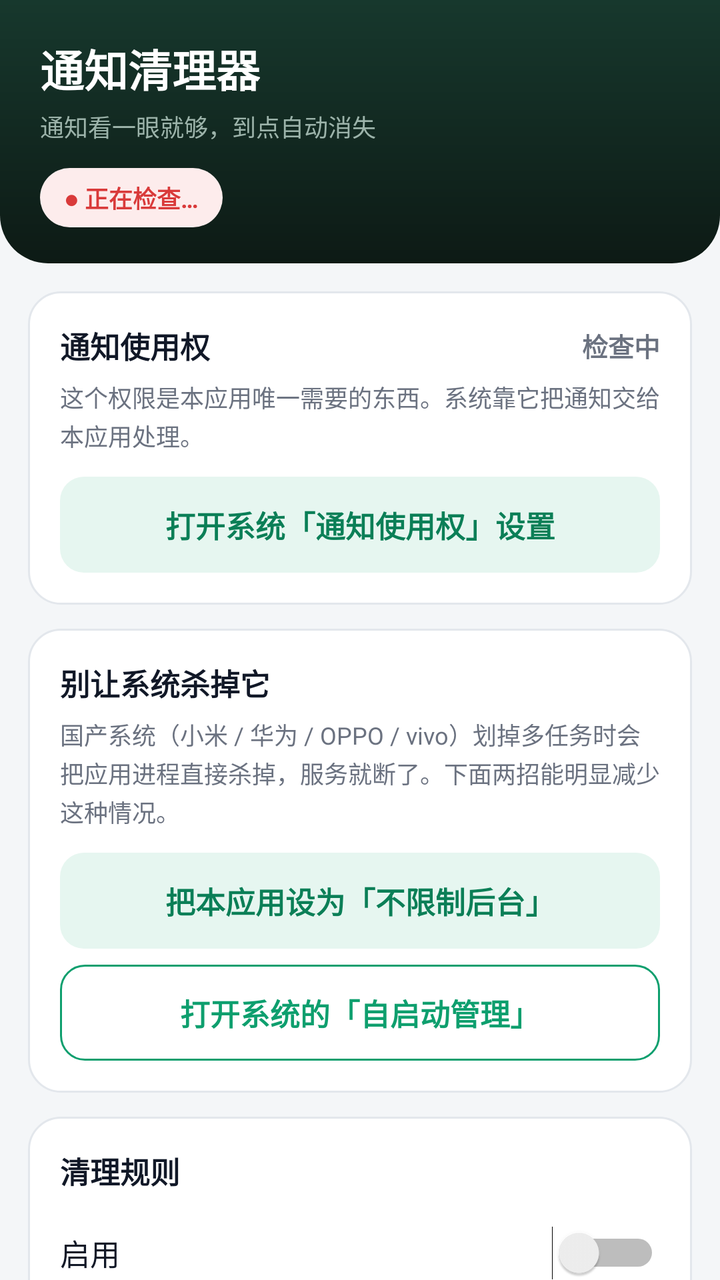
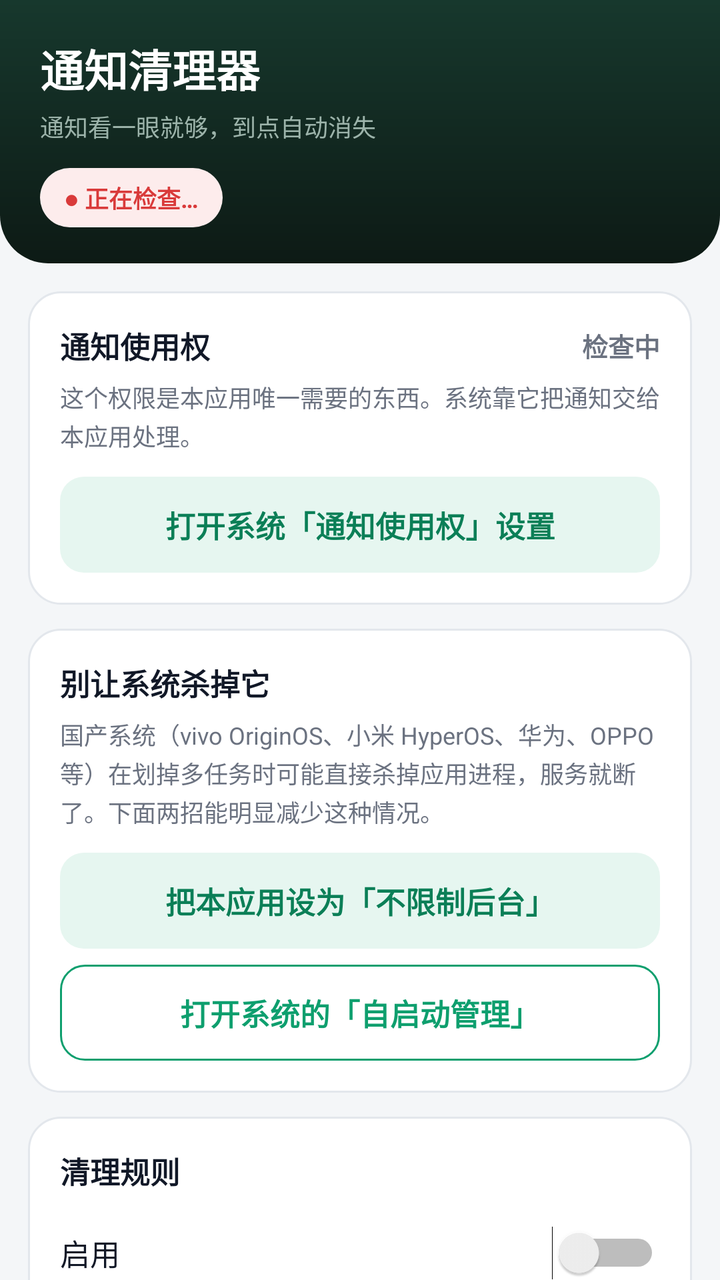

Screens rendered from an Android XML layout before and after an edit, with the pre-edit source and the edit as a unified diff.
<!-- AndroidManifest.xml: application theme AppTheme -->
<!-- res/layout/activity_settings.xml -->
<?xml version="1.0" encoding="utf-8"?>
<LinearLayout xmlns:android="http://schemas.android.com/apk/res/android"
    android:layout_width="match_parent"
    android:layout_height="match_parent"
    android:background="@color/bg"
    android:orientation="vertical">

    
    <LinearLayout
        android:layout_width="match_parent"
        android:layout_height="wrap_content"
        android:background="@drawable/bg_header"
        android:orientation="vertical"
        android:paddingStart="20dp"
        android:paddingTop="18dp"
        android:paddingEnd="20dp"
        android:paddingBottom="18dp">

        <TextView
            android:layout_width="wrap_content"
            android:layout_height="wrap_content"
            android:text="@string/app_name"
            android:textColor="@color/white"
            android:textSize="22sp"
            android:textStyle="bold" />

        <TextView
            android:layout_width="wrap_content"
            android:layout_height="wrap_content"
            android:layout_marginTop="4dp"
            android:text="@string/app_subtitle"
            android:textColor="@color/header_sub"
            android:textSize="12sp" />

        <TextView
            android:id="@+id/headerChip"
            android:layout_width="wrap_content"
            android:layout_height="wrap_content"
            android:layout_marginTop="12dp"
            android:background="@drawable/bg_chip_bad"
            android:paddingStart="12dp"
            android:paddingTop="6dp"
            android:paddingEnd="12dp"
            android:paddingBottom="6dp"
            android:text="@string/chip_checking"
            android:textColor="@color/danger"
            android:textSize="12sp"
            android:textStyle="bold" />
    </LinearLayout>

    <ScrollView
        android:layout_width="match_parent"
        android:layout_height="0dp"
        android:layout_weight="1"
        android:clipToPadding="false"
        android:scrollbars="none">

        <LinearLayout
            android:layout_width="match_parent"
            android:layout_height="wrap_content"
            android:orientation="vertical"
            android:paddingStart="14dp"
            android:paddingTop="14dp"
            android:paddingEnd="14dp"
            android:paddingBottom="28dp">

            
            <LinearLayout
                android:layout_width="match_parent"
                android:layout_height="wrap_content"
                android:background="@drawable/bg_card"
                android:orientation="vertical"
                android:padding="16dp">

                <LinearLayout
                    android:layout_width="match_parent"
                    android:layout_height="wrap_content"
                    android:gravity="center_vertical"
                    android:orientation="horizontal">

                    <TextView
                        style="@style/CardTitle"
                        android:layout_width="0dp"
                        android:layout_weight="1"
                        android:text="@string/perm_title" />

                    <TextView
                        android:id="@+id/permState"
                        android:layout_width="wrap_content"
                        android:layout_height="wrap_content"
                        android:text="@string/perm_checking"
                        android:textColor="@color/text_sub"
                        android:textSize="13sp"
                        android:textStyle="bold" />
                </LinearLayout>

                <TextView
                    android:id="@+id/permHint"
                    style="@style/Label"
                    android:layout_marginTop="6dp"
                    android:text="@string/perm_hint_unknown" />

                <TextView
                    android:id="@+id/openAccess"
                    style="@style/BtnSoft"
                    android:layout_marginTop="12dp"
                    android:text="@string/open_access" />

                <TextView
                    android:id="@+id/reconnect"
                    style="@style/BtnGhost"
                    android:layout_marginTop="8dp"
                    android:text="@string/reconnect"
                    android:visibility="gone" />
            </LinearLayout>

            
            <LinearLayout
                android:layout_width="match_parent"
                android:layout_height="wrap_content"
                android:layout_marginTop="12dp"
                android:background="@drawable/bg_card"
                android:orientation="vertical"
                android:padding="16dp">

                <TextView
                    style="@style/CardTitle"
                    android:text="@string/keepalive_title" />

                <TextView
                    style="@style/Label"
                    android:layout_marginTop="6dp"
                    android:text="@string/keepalive_hint" />

                <TextView
                    android:id="@+id/batteryBtn"
                    style="@style/BtnSoft"
                    android:layout_marginTop="12dp"
                    android:text="@string/keepalive_battery" />

                <TextView
                    android:id="@+id/autostartBtn"
                    style="@style/BtnGhost"
                    android:layout_marginTop="8dp"
                    android:text="@string/keepalive_autostart" />

                <TextView
                    android:id="@+id/keepAliveHint"
                    style="@style/Label"
                    android:layout_marginTop="8dp"
                    android:visibility="gone" />
            </LinearLayout>

            
            <LinearLayout
                android:layout_width="match_parent"
                android:layout_height="wrap_content"
                android:layout_marginTop="12dp"
                android:background="@drawable/bg_card"
                android:orientation="vertical"
                android:padding="16dp">

                <TextView
                    style="@style/CardTitle"
                    android:text="@string/rule_title" />

                <Switch
                    android:id="@+id/enabled"
                    android:layout_width="match_parent"
                    android:layout_height="wrap_content"
                    android:layout_marginTop="6dp"
                    android:minHeight="48dp"
                    android:text="@string/enabled"
                    android:textColor="@color/text"
                    android:textSize="15sp" />

                <TextView
                    style="@style/Label"
                    android:layout_marginTop="10dp"
                    android:text="@string/packages_label" />

                <EditText
                    android:id="@+id/packages"
                    style="@style/Input"
                    android:layout_marginTop="6dp"
                    android:hint="@string/packages_hint"
                    android:inputType="text" />

                <TextView
                    style="@style/Label"
                    android:layout_marginTop="12dp"
                    android:text="@string/delay_label" />

                <EditText
                    android:id="@+id/delay"
                    style="@style/Input"
                    android:layout_marginTop="6dp"
                    android:hint="@string/delay_hint"
                    android:inputType="number" />

                <TextView
                    style="@style/Label"
                    android:layout_marginTop="12dp"
                    android:text="@string/keyword_label" />

                <EditText
                    android:id="@+id/keyword"
                    style="@style/Input"
                    android:layout_marginTop="6dp"
                    android:hint="@string/keyword_hint"
                    android:inputType="text" />

                <TextView
                    style="@style/Label"
                    android:layout_marginTop="6dp"
                    android:text="@string/keyword_explain" />

                <TextView
                    android:id="@+id/save"
                    style="@style/BtnPrimary"
                    android:layout_marginTop="16dp"
                    android:text="@string/save" />
            </LinearLayout>

            
            <LinearLayout
                android:layout_width="match_parent"
                android:layout_height="wrap_content"
                android:layout_marginTop="12dp"
                android:background="@drawable/bg_card"
                android:orientation="vertical"
                android:padding="16dp">

                <TextView
                    style="@style/CardTitle"
                    android:text="@string/selftest_title" />

                <TextView
                    style="@style/Label"
                    android:layout_marginTop="6dp"
                    android:text="@string/selftest_hint" />

                <TextView
                    android:id="@+id/testBtn"
                    style="@style/BtnGhost"
                    android:layout_marginTop="12dp"
                    android:text="@string/selftest_btn" />

                <TextView
                    android:id="@+id/testResult"
                    android:layout_width="match_parent"
                    android:layout_height="wrap_content"
                    android:layout_marginTop="10dp"
                    android:text="@string/selftest_idle"
                    android:textColor="@color/text_sub"
                    android:textSize="13sp" />
            </LinearLayout>

            
            <LinearLayout
                android:layout_width="match_parent"
                android:layout_height="wrap_content"
                android:layout_marginTop="12dp"
                android:background="@drawable/bg_card"
                android:orientation="vertical"
                android:padding="16dp">

                <LinearLayout
                    android:layout_width="match_parent"
                    android:layout_height="wrap_content"
                    android:gravity="center_vertical"
                    android:orientation="horizontal">

                    <TextView
                        style="@style/CardTitle"
                        android:layout_width="0dp"
                        android:layout_weight="1"
                        android:text="@string/log_title" />

                    <TextView
                        android:id="@+id/viewLog"
                        android:layout_width="wrap_content"
                        android:layout_height="wrap_content"
                        android:background="@drawable/bg_button_soft"
                        android:clickable="true"
                        android:focusable="true"
                        android:paddingStart="12dp"
                        android:paddingTop="6dp"
                        android:paddingEnd="12dp"
                        android:paddingBottom="6dp"
                        android:text="@string/log_view_all"
                        android:textColor="@color/primary_dark"
                        android:textSize="12sp" />
                </LinearLayout>

                <TextView
                    android:id="@+id/logView"
                    android:layout_width="match_parent"
                    android:layout_height="wrap_content"
                    android:layout_marginTop="10dp"
                    android:background="@drawable/bg_log"
                    android:fontFamily="monospace"
                    android:lineSpacingExtra="4dp"
                    android:minHeight="90dp"
                    android:padding="12dp"
                    android:text="@string/log_empty"
                    android:textColor="@color/text"
                    android:textSize="12sp" />
            </LinearLayout>

            
            <LinearLayout
                android:layout_width="match_parent"
                android:layout_height="wrap_content"
                android:layout_marginTop="12dp"
                android:background="@drawable/bg_card"
                android:orientation="vertical"
                android:padding="16dp">

                <LinearLayout
                    android:layout_width="match_parent"
                    android:layout_height="wrap_content"
                    android:gravity="center_vertical"
                    android:orientation="horizontal">

                    <TextView
                        style="@style/CardTitle"
                        android:layout_width="0dp"
                        android:layout_weight="1"
                        android:text="@string/active_title" />

                    <TextView
                        android:id="@+id/activeCount"
                        android:layout_width="wrap_content"
                        android:layout_height="wrap_content"
                        android:layout_marginEnd="8dp"
                        android:text="—"
                        android:textColor="@color/text_sub"
                        android:textSize="13sp"
                        android:textStyle="bold" />

                    <TextView
                        android:id="@+id/refreshActive"
                        android:layout_width="wrap_content"
                        android:layout_height="wrap_content"
                        android:background="@drawable/bg_button_soft"
                        android:clickable="true"
                        android:focusable="true"
                        android:paddingStart="12dp"
                        android:paddingTop="6dp"
                        android:paddingEnd="12dp"
                        android:paddingBottom="6dp"
                        android:text="@string/active_refresh"
                        android:textColor="@color/primary_dark"
                        android:textSize="12sp" />
                </LinearLayout>

                <LinearLayout
                    android:id="@+id/activeList"
                    android:layout_width="match_parent"
                    android:layout_height="wrap_content"
                    android:layout_marginTop="4dp"
                    android:orientation="vertical" />

                <TextView
                    android:id="@+id/clearActive"
                    style="@style/BtnGhost"
                    android:layout_marginTop="10dp"
                    android:text="@string/active_clear" />
            </LinearLayout>

            <TextView
                style="@style/Label"
                android:layout_marginStart="4dp"
                android:layout_marginTop="16dp"
                android:layout_marginEnd="4dp"
                android:text="@string/tip" />

        </LinearLayout>
    </ScrollView>
</LinearLayout>
<!-- resources referenced by this layout -->
<resources>
  <color name="bg">#F4F6F8</color>
  <color name="danger">#D93A3A</color>
  <color name="header_sub">#9CB3AA</color>
  <color name="primary_dark">#0B7F57</color>
  <color name="text">#111827</color>
  <color name="text_sub">#6B7280</color>
  <color name="white">#FFFFFF</color>
  <!-- drawable bg_chip_bad (drawable) -->
  <?xml version="1.0" encoding="utf-8"?>
  <shape xmlns:android="http://schemas.android.com/apk/res/android"
      android:shape="rectangle">
      <solid android:color="@color/danger_light" />
      <corners android:radius="20dp" />
  </shape>
  <string name="active_clear">清掉当前所有通知（常驻的除外）</string>
  <string name="active_refresh">刷新</string>
  <string name="active_title">当前通知</string>
  <string name="app_name">通知清理器</string>
  <string name="app_subtitle">通知看一眼就够，到点自动消失</string>
  <string name="chip_checking">● 正在检查…</string>
  <string name="delay_hint">10000</string>
  <string name="delay_label">收到通知后等多少毫秒再清除</string>
  <string name="enabled">启用</string>
  <string name="keepalive_autostart">打开系统的「自启动管理」</string>
  <string name="keepalive_battery">把本应用设为「不限制后台」</string>
  <string name="keepalive_hint">国产系统（小米 / 华为 / OPPO / vivo）划掉多任务时会把应用进程直接杀掉，服务就断了。下面两招能明显减少这种情况。</string>
  <string name="keepalive_title">别让系统杀掉它</string>
  <string name="keyword_explain">飞书通知的「标题」是应用名「飞书」，机器人名字在正文里。这个框两处都会查，所以填「DSH助手」就能匹配到。</string>
  <string name="keyword_hint">DSH助手</string>
  <string name="keyword_label">关键字：标题或正文里出现它就算（留空 = 不限制）</string>
  <string name="log_empty">还没有记录。\n授权之后，收到被监控应用的通知，这里就会一行一行记下来。</string>
  <string name="log_title">最近发生了什么</string>
  <string name="log_view_all">查看全部</string>
  <string name="open_access">打开系统「通知使用权」设置</string>
  <string name="packages_hint">com.ss.android.lark,com.larksuite.suite</string>
  <string name="packages_label">监控这些应用（包名，逗号分隔；留空 = 所有应用）</string>
  <string name="perm_checking">检查中</string>
  <string name="perm_hint_unknown">这个权限是本应用唯一需要的东西。系统靠它把通知交给本应用处理。</string>
  <string name="perm_title">通知使用权</string>
  <string name="reconnect">重新连接</string>
  <string name="rule_title">清理规则</string>
  <string name="save">保存</string>
  <string name="selftest_btn">发一条测试通知</string>
  <string name="selftest_hint">点一下，本应用自己发一条通知，然后看它会不会按上面的延迟时间自动消失。这是唯一能证明「整条链路通不通」的办法。</string>
  <string name="selftest_idle">还没测过</string>
  <string name="selftest_title">自检</string>
  <string name="tip">说明：本应用不需要常驻通知，也不在后台占资源。\n它靠系统的「通知使用权」工作 —— 授权后由系统负责拉起，划掉多任务通常也不会失效。\n\n万一还是断了：每 5 分钟有一个看门狗会自动把它要回来，你也可以直接打开本应用，它会自动重连。</string>
  <style name="BtnGhost" parent="BtnPrimary">
          <item name="android:background">@drawable/bg_button_ghost</item>
          <item name="android:textColor">@color/primary</item>
      </style>
  <style name="BtnSoft" parent="BtnPrimary">
          <item name="android:background">@drawable/bg_button_soft</item>
          <item name="android:textColor">@color/primary_dark</item>
      </style>
  <style name="CardTitle">
          <item name="android:layout_width">match_parent</item>
          <item name="android:layout_height">wrap_content</item>
          <item name="android:textColor">@color/text</item>
          <item name="android:textSize">15sp</item>
          <item name="android:textStyle">bold</item>
      </style>
  <style name="Label">
          <item name="android:layout_width">match_parent</item>
          <item name="android:layout_height">wrap_content</item>
          <item name="android:textColor">@color/text_sub</item>
          <item name="android:textSize">12sp</item>
          <item name="android:lineSpacingExtra">2dp</item>
      </style>
  <color name="primary_light">#E6F6F0</color>
  <color name="card">#FFFFFF</color>
  <color name="border">#E3E7EC</color>
  <color name="danger_light">#FDECEC</color>
  <color name="header_top">#17382D</color>
  <color name="header_bottom">#0D1A15</color>
  <color name="log_bg">#F8FAFB</color>
  <color name="primary">#0E9F6E</color>
  <color name="row">#FAFBFC</color>
  <!-- unchanged entries left out for length: 10 -->
</resources>

<!-- the commit's change to res/layout/activity_settings.xml (unified diff, before → after) -->
@@ -201,13 +201,25 @@
                 <TextView
                     style="@style/Label"
                     android:layout_marginTop="12dp"
-                    android:text="@string/keyword_label" />
+                    android:text="@string/title_label" />
 
                 <EditText
-                    android:id="@+id/keyword"
+                    android:id="@+id/titleKeyword"
                     style="@style/Input"
                     android:layout_marginTop="6dp"
-                    android:hint="@string/keyword_hint"
+                    android:hint="@string/title_hint"
+                    android:inputType="text" />
+
+                <TextView
+                    style="@style/Label"
+                    android:layout_marginTop="12dp"
+                    android:text="@string/text_label" />
+
+                <EditText
+                    android:id="@+id/textKeyword"
+                    style="@style/Input"
+                    android:layout_marginTop="6dp"
+                    android:hint="@string/text_hint"
                     android:inputType="text" />
 
                 <TextView
<!-- resource entries referenced after the edit -->
@@ -25,11 +25,9 @@
   <string name="enabled">启用</string>
   <string name="keepalive_autostart">打开系统的「自启动管理」</string>
   <string name="keepalive_battery">把本应用设为「不限制后台」</string>
-  <string name="keepalive_hint">国产系统（小米 / 华为 / OPPO / vivo）划掉多任务时会把应用进程直接杀掉，服务就断了。下面两招能明显减少这种情况。</string>
+  <string name="keepalive_hint">国产系统（vivo OriginOS、小米 HyperOS、华为、OPPO 等）在划掉多任务时可能直接杀掉应用进程，服务就断了。下面两招能明显减少这种情况。</string>
   <string name="keepalive_title">别让系统杀掉它</string>
-  <string name="keyword_explain">飞书通知的「标题」是应用名「飞书」，机器人名字在正文里。这个框两处都会查，所以填「DSH助手」就能匹配到。</string>
-  <string name="keyword_hint">DSH助手</string>
-  <string name="keyword_label">关键字：标题或正文里出现它就算（留空 = 不限制）</string>
+  <string name="keyword_explain">两个都填 = 必须同时满足；只填一个 = 只查那一个。多数应用的通知标题是应用名，内容在正文里，所以关键字一般填在正文框。</string>
   <string name="log_empty">还没有记录。\n授权之后，收到被监控应用的通知，这里就会一行一行记下来。</string>
   <string name="log_title">最近发生了什么</string>
   <string name="log_view_all">查看全部</string>
@@ -46,7 +44,11 @@
   <string name="selftest_hint">点一下，本应用自己发一条通知，然后看它会不会按上面的延迟时间自动消失。这是唯一能证明「整条链路通不通」的办法。</string>
   <string name="selftest_idle">还没测过</string>
   <string name="selftest_title">自检</string>
+  <string name="text_hint">选填</string>
+  <string name="text_label">正文必须包含（留空 = 不限制）</string>
   <string name="tip">说明：本应用不需要常驻通知，也不在后台占资源。\n它靠系统的「通知使用权」工作 —— 授权后由系统负责拉起，划掉多任务通常也不会失效。\n\n万一还是断了：每 5 分钟有一个看门狗会自动把它要回来，你也可以直接打开本应用，它会自动重连。</string>
+  <string name="title_hint">选填</string>
+  <string name="title_label">标题必须包含（留空 = 不限制）</string>
   <style name="BtnGhost" parent="BtnPrimary">
           <item name="android:background">@drawable/bg_button_ghost</item>
           <item name="android:textColor">@color/primary</item>
